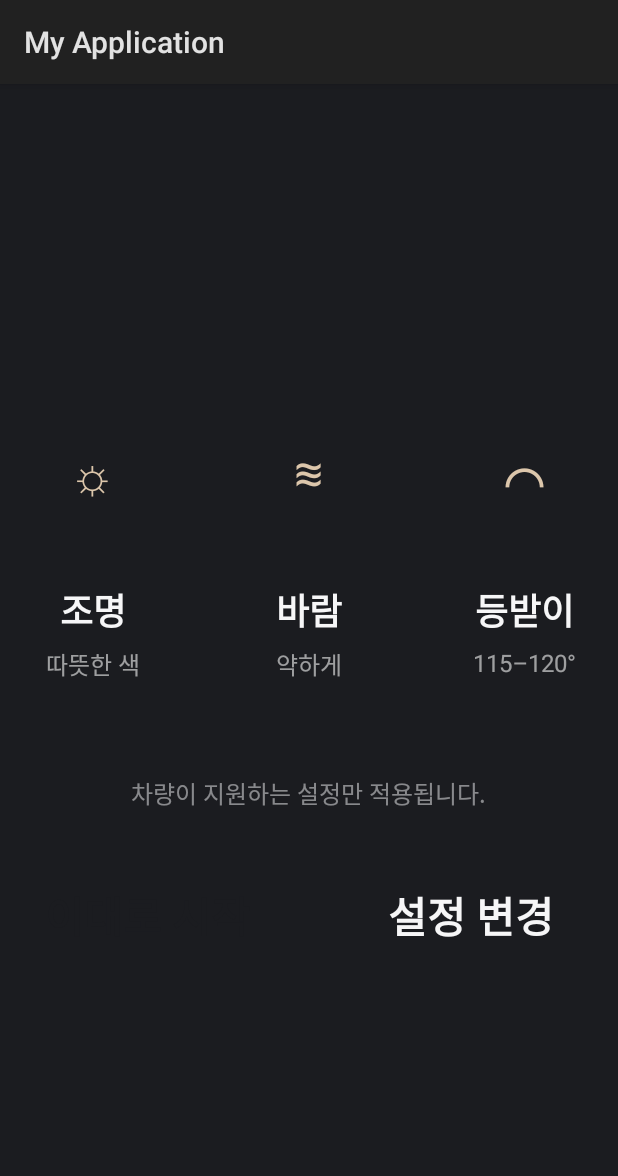
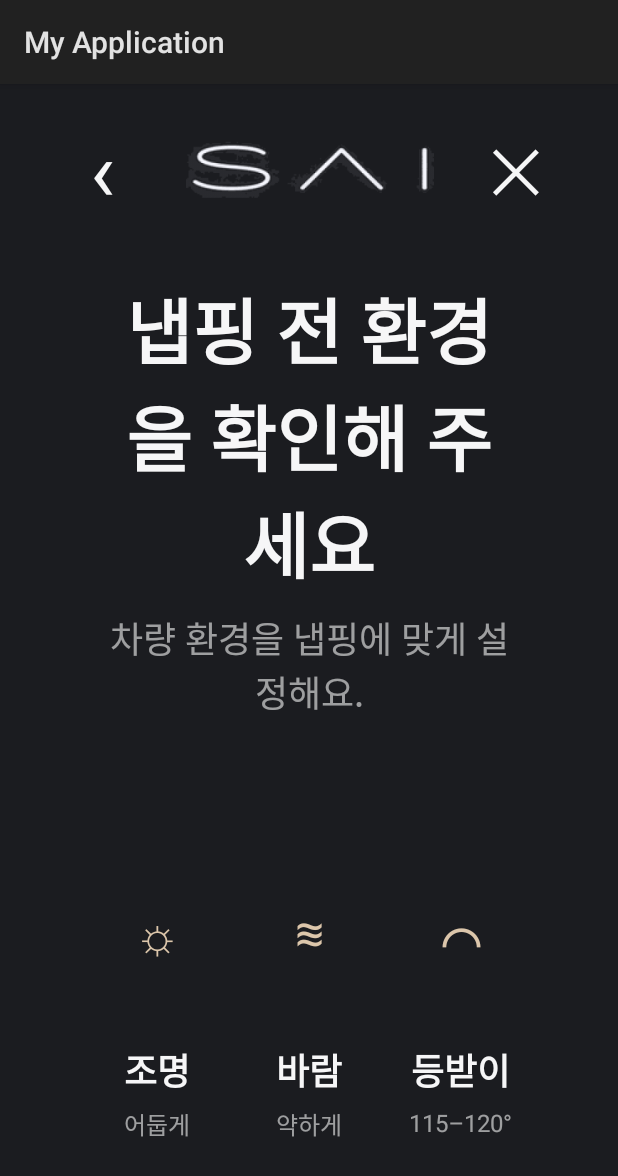
Before and after one commit to yoojinsong-cs/pleos-connect-app, an Android app: the layout activity_napping_setting.xml on its own in the app's theme, with its tools: preview values and no code run, on a phone screen of 412 x 824 dp. Shown: the top 1176 px of the screen. Run offline under Robolectric (Android 15) with nearby library versions, the phone set to English and light mode, and no system bars.

Commit message:
디자인 수정

```diff
--- a/automotive/src/main/res/layout/activity_napping_progress.xml
+++ b/automotive/src/main/res/layout/activity_napping_progress.xml
@@ -88,7 +88,6 @@
             android:text="눈을 감고 편안하게 쉬세요"
             android:textColor="#F6F6F7"
             android:textSize="80sp"
-            android:fontFamily="sans-serif-light"
             android:layout_gravity="center"
             android:gravity="center"
             android:layout_marginTop="10dp"/>
@@ -166,10 +165,8 @@
                     android:layout_height="wrap_content"
                     android:text="00:00"
                     android:textColor="#F6F6F7"
-                    android:textSize="52sp"
-                    android:fontFamily="sans-serif-light"/>
+                    android:textSize="52sp"/>
 
-                <!-- id 추가: 선택한 시간에 맞게 동적으로 바뀜 -->
                 <TextView
                     android:id="@+id/tvTotalTime"
                     android:layout_width="wrap_content"
@@ -217,7 +214,6 @@
                 android:text="0%"
                 android:textColor="#F6F6F7"
                 android:textSize="52sp"
-                android:fontFamily="sans-serif-light"
                 android:layout_marginTop="8dp"/>
 
         </LinearLayout>
--- a/automotive/src/main/res/layout/activity_napping_setting.xml
+++ b/automotive/src/main/res/layout/activity_napping_setting.xml
@@ -1,22 +1,96 @@
 <?xml version="1.0" encoding="utf-8"?>
-<!-- 환경 확인 화면 (친구 mode_relax.xml의 relaxPrepare 그대로) -->
 <LinearLayout xmlns:android="http://schemas.android.com/apk/res/android"
     android:layout_width="match_parent"
     android:layout_height="match_parent"
     android:background="#1B1C20"
-    android:gravity="center"
     android:orientation="vertical">
 
-    <!-- 카드 3개: 조명 · 바람 · 등받이 -->
+    <!-- 상단 바 -->
     <LinearLayout
-        android:id="@+id/relaxCards"
+        android:layout_width="match_parent"
+        android:layout_height="112dp"
+        android:gravity="center_vertical"
+        android:orientation="horizontal"
+        android:paddingHorizontal="28dp">
+
+        <TextView
+            android:id="@+id/tvBack"
+            android:layout_width="80dp"
+            android:layout_height="80dp"
+            android:gravity="center"
+            android:text="‹"
+            android:textColor="#F6F6F7"
+            android:textSize="56sp" />
+
+        <ImageView
+            android:layout_width="wrap_content"
+            android:layout_height="40dp"
+            android:layout_marginStart="16dp"
+            android:adjustViewBounds="true"
+            android:contentDescription="SAI"
+            android:src="@drawable/sai_logo" />
+
+        <View
+            android:layout_width="0dp"
+            android:layout_height="1dp"
+            android:layout_weight="1" />
+
+        <TextView
+            android:id="@+id/btnClose"
+            android:layout_width="80dp"
+            android:layout_height="80dp"
+            android:gravity="center"
+            android:text="✕"
+            android:textColor="#F6F6F7"
+            android:textSize="40sp" />
+    </LinearLayout>
+
+    <!-- 중앙 콘텐츠 -->
+    <LinearLayout
+        android:layout_width="match_parent"
+        android:layout_height="0dp"
+        android:layout_weight="1"
+        android:gravity="center"
+        android:orientation="vertical"
+        android:paddingHorizontal="64dp">
+
+        <TextView
+            android:layout_width="wrap_content"
+            android:layout_height="wrap_content"
+            android:letterSpacing="0.2"
+            android:text="NAPPING · PREPARE"
+            android:textColor="#DCC6AB"
+            android:textSize="22sp"
+            android:textStyle="bold" />
+
+        <TextView
+            android:layout_width="wrap_content"
+            android:layout_height="wrap_content"
+            android:layout_marginTop="12dp"
+            android:gravity="center"
+            android:text="냅핑 전 환경을 확인해 주세요"
+            android:textColor="#F6F6F7"
+            android:textSize="48sp"
+            android:textStyle="bold" />
+
+        <TextView
+            android:layout_width="wrap_content"
+            android:layout_height="wrap_content"
+            android:layout_marginTop="10dp"
+            android:gravity="center"
+            android:text="차량 환경을 냅핑에 맞게 설정해요."
+            android:textColor="#99F6F6F7"
+            android:textSize="24sp" />
+
+        <!-- 카드 3개 -->
+        <LinearLayout
             android:layout_width="match_parent"
             android:layout_height="wrap_content"
+            android:layout_marginTop="48dp"
             android:orientation="horizontal">
 
             <!-- 조명 -->
             <LinearLayout
-            android:id="@+id/relaxLightCard"
                 android:layout_width="0dp"
                 android:layout_height="wrap_content"
                 android:layout_weight="1"
@@ -25,7 +99,6 @@
                 android:paddingVertical="40dp">
 
                 <TextView
-                android:id="@+id/relaxLightIcon"
                     android:layout_width="110dp"
                     android:layout_height="110dp"
                     android:gravity="center"
@@ -43,18 +116,16 @@
                     android:textStyle="bold" />
 
                 <TextView
-                android:id="@+id/relaxLightSub"
                     android:layout_width="wrap_content"
                     android:layout_height="wrap_content"
                     android:layout_marginTop="6dp"
-                android:text="따뜻한 색"
+                    android:text="어둡게"
                     android:textColor="#99F6F6F7"
                     android:textSize="16sp" />
             </LinearLayout>
 
             <!-- 바람 -->
             <LinearLayout
-            android:id="@+id/relaxAirCard"
                 android:layout_width="0dp"
                 android:layout_height="wrap_content"
                 android:layout_marginStart="20dp"
@@ -64,7 +135,6 @@
                 android:paddingVertical="40dp">
 
                 <TextView
-                android:id="@+id/relaxAirIcon"
                     android:layout_width="110dp"
                     android:layout_height="110dp"
                     android:gravity="center"
@@ -82,7 +152,6 @@
                     android:textStyle="bold" />
 
                 <TextView
-                android:id="@+id/relaxAirSub"
                     android:layout_width="wrap_content"
                     android:layout_height="wrap_content"
                     android:layout_marginTop="6dp"
@@ -93,7 +162,6 @@
 
             <!-- 등받이 -->
             <LinearLayout
-            android:id="@+id/relaxSeatCard"
                 android:layout_width="0dp"
                 android:layout_height="wrap_content"
                 android:layout_marginStart="20dp"
@@ -103,7 +171,6 @@
                 android:paddingVertical="40dp">
 
                 <TextView
-                android:id="@+id/relaxSeatIcon"
                     android:layout_width="110dp"
                     android:layout_height="110dp"
                     android:gravity="center"
@@ -121,7 +188,6 @@
                     android:textStyle="bold" />
 
                 <TextView
-                android:id="@+id/relaxSeatSub"
                     android:layout_width="wrap_content"
                     android:layout_height="wrap_content"
                     android:layout_marginTop="6dp"
@@ -131,205 +197,42 @@
             </LinearLayout>
         </LinearLayout>
 
-    <!-- 설정 변경 눌렀을 때 나오는 패널 (기본 숨김) -->
-    <LinearLayout
-        android:id="@+id/relaxSettings"
-        android:layout_width="match_parent"
+        <TextView
+            android:layout_width="wrap_content"
             android:layout_height="wrap_content"
-        android:orientation="vertical"
-        android:paddingHorizontal="28dp"
-        android:paddingTop="10dp"
-        android:paddingBottom="24dp"
-        android:visibility="gone">
+            android:layout_marginTop="16dp"
+            android:text="차량이 지원하는 설정만 적용됩니다."
+            android:textColor="#80F6F6F7"
+            android:textSize="18sp" />
 
-        <!-- 조명 -->
+        <!-- 버튼 2개 -->
         <LinearLayout
             android:layout_width="match_parent"
             android:layout_height="wrap_content"
-            android:layout_marginTop="14dp"
-            android:gravity="center_vertical"
+            android:layout_marginTop="36dp"
             android:orientation="horizontal">
 
-            <TextView
-                android:layout_width="160dp"
-                android:layout_height="wrap_content"
-                android:text="조명"
-                android:textColor="#F6F6F7"
-                android:textSize="22sp"
+            <Button
+                android:id="@+id/btnStart"
+                android:layout_width="0dp"
+                android:layout_height="96dp"
+                android:layout_weight="2"
+                android:backgroundTint="#DCC6AB"
+                android:text="이 설정으로 시작하기"
+                android:textColor="#1B1C20"
+                android:textSize="26sp"
                 android:textStyle="bold" />
 
-            <LinearLayout
-                android:id="@+id/relaxLightChoices"
+            <Button
+                android:id="@+id/btnCustom"
                 android:layout_width="0dp"
-                android:layout_height="wrap_content"
+                android:layout_height="96dp"
+                android:layout_marginStart="16dp"
                 android:layout_weight="1"
-                android:orientation="horizontal" />
-        </LinearLayout>
-
-        <!-- 바람 -->
-        <LinearLayout
-            android:layout_width="match_parent"
-            android:layout_height="wrap_content"
-            android:layout_marginTop="14dp"
-            android:gravity="center_vertical"
-            android:orientation="horizontal">
-
-            <TextView
-                android:layout_width="160dp"
-                android:layout_height="wrap_content"
-                android:text="바람"
+                android:backgroundTint="#27292E"
+                android:text="직접 조절하기"
                 android:textColor="#F6F6F7"
-                android:textSize="22sp"
-                android:textStyle="bold" />
-
-            <LinearLayout
-                android:id="@+id/relaxAirChoices"
-                android:layout_width="0dp"
-                android:layout_height="wrap_content"
-                android:layout_weight="1"
-                android:orientation="horizontal" />
-        </LinearLayout>
-
-        <!-- 등받이 -->
-        <LinearLayout
-            android:layout_width="match_parent"
-            android:layout_height="wrap_content"
-            android:layout_marginTop="14dp"
-            android:gravity="center_vertical"
-            android:orientation="horizontal">
-
-            <TextView
-                android:layout_width="160dp"
-                android:layout_height="wrap_content"
-                android:text="등받이"
-                android:textColor="#F6F6F7"
-                android:textSize="22sp"
-                android:textStyle="bold" />
-
-            <TextView
-                android:id="@+id/relaxSeatLabel"
-                android:layout_width="120dp"
-                android:layout_height="wrap_content"
-                android:text="118°"
-                android:textColor="#DCC6AB"
-                android:textSize="22sp" />
-
-            <SeekBar
-                android:id="@+id/relaxSeatSeek"
-                android:layout_width="0dp"
-                android:layout_height="48dp"
-                android:layout_weight="1"
-                android:progressTint="#DCC6AB"
-                android:thumbTint="#DCC6AB" />
-        </LinearLayout>
-
-        <!-- 온도 -->
-        <LinearLayout
-            android:layout_width="match_parent"
-            android:layout_height="wrap_content"
-            android:layout_marginTop="14dp"
-            android:gravity="center_vertical"
-            android:orientation="horizontal">
-
-            <TextView
-                android:layout_width="160dp"
-                android:layout_height="wrap_content"
-                android:text="온도"
-                android:textColor="#F6F6F7"
-                android:textSize="22sp"
-                android:textStyle="bold" />
-
-            <TextView
-                android:id="@+id/relaxTempLabel"
-                android:layout_width="120dp"
-                android:layout_height="wrap_content"
-                android:text="24.0°C"
-                android:textColor="#DCC6AB"
-                android:textSize="22sp" />
-
-            <SeekBar
-                android:id="@+id/relaxTempSeek"
-                android:layout_width="0dp"
-                android:layout_height="48dp"
-                android:layout_weight="1"
-                android:progressTint="#DCC6AB"
-                android:thumbTint="#DCC6AB" />
-        </LinearLayout>
-
-        <!-- 소리 -->
-        <LinearLayout
-            android:layout_width="match_parent"
-            android:layout_height="wrap_content"
-            android:layout_marginTop="14dp"
-            android:gravity="center_vertical"
-            android:orientation="horizontal">
-
-            <TextView
-                android:layout_width="160dp"
-                android:layout_height="wrap_content"
-                android:text="소리"
-                android:textColor="#F6F6F7"
-                android:textSize="22sp"
-                android:textStyle="bold" />
-
-            <TextView
-                android:id="@+id/relaxVolumeLabel"
-                android:layout_width="120dp"
-                android:layout_height="wrap_content"
-                android:text="70%"
-                android:textColor="#DCC6AB"
-                android:textSize="22sp" />
-
-            <SeekBar
-                android:id="@+id/relaxVolumeSeek"
-                android:layout_width="0dp"
-                android:layout_height="48dp"
-                android:layout_weight="1"
-                android:progressTint="#DCC6AB"
-                android:thumbTint="#DCC6AB" />
+                android:textSize="26sp" />
         </LinearLayout>
     </LinearLayout>
-
-    <!-- 안내 문구 -->
-    <TextView
-        android:id="@+id/relaxNote"
-        android:layout_width="wrap_content"
-        android:layout_height="wrap_content"
-        android:layout_marginTop="22dp"
-        android:text="차량이 지원하는 설정만 적용됩니다."
-        android:textColor="#80F6F6F7"
-        android:textSize="16sp" />
-
-    <!-- 버튼 2개 -->
-    <LinearLayout
-        android:id="@+id/relaxButtons"
-        android:layout_width="match_parent"
-        android:layout_height="wrap_content"
-        android:layout_marginTop="22dp"
-        android:orientation="horizontal">
-
-        <TextView
-            android:id="@+id/relaxStart"
-            android:layout_width="0dp"
-            android:layout_height="96dp"
-            android:layout_weight="1"
-            android:gravity="center"
-            android:text="이대로 시작"
-            android:textColor="#1B1C20"
-            android:textSize="28sp"
-            android:textStyle="bold" />
-
-        <TextView
-            android:id="@+id/relaxChange"
-            android:layout_width="0dp"
-            android:layout_height="96dp"
-            android:layout_marginStart="20dp"
-            android:layout_weight="1"
-            android:gravity="center"
-            android:text="설정 변경"
-            android:textColor="#F6F6F7"
-            android:textSize="28sp"
-            android:textStyle="bold" />
 </LinearLayout>
-
-</LinearLayout>
--- a/automotive/src/main/res/layout/activity_napping_time_select.xml
+++ b/automotive/src/main/res/layout/activity_napping_time_select.xml
@@ -67,7 +67,6 @@
             android:text="얼마나 쉬실 건가요?"
             android:textColor="#F6F6F7"
             android:textSize="64sp"
-            android:fontFamily="sans-serif-light"
             android:layout_gravity="center"
             android:layout_marginBottom="16dp"/>
 
@@ -108,8 +107,7 @@
                         android:layout_height="wrap_content"
                         android:text="10"
                         android:textColor="#F6F6F7"
-                        android:textSize="72sp"
-                        android:fontFamily="sans-serif-light"/>
+                        android:textSize="72sp"/>
                     <TextView
                         android:layout_width="wrap_content"
                         android:layout_height="wrap_content"
@@ -133,8 +131,7 @@
                         android:layout_height="wrap_content"
                         android:text="15"
                         android:textColor="#F6F6F7"
-                        android:textSize="72sp"
-                        android:fontFamily="sans-serif-light"/>
+                        android:textSize="72sp"/>
                     <TextView
                         android:layout_width="wrap_content"
                         android:layout_height="wrap_content"
@@ -166,8 +163,7 @@
                         android:layout_height="wrap_content"
                         android:text="20"
                         android:textColor="#F6F6F7"
-                        android:textSize="72sp"
-                        android:fontFamily="sans-serif-light"/>
+                        android:textSize="72sp"/>
                     <TextView
                         android:layout_width="wrap_content"
                         android:layout_height="wrap_content"
@@ -191,8 +187,7 @@
                         android:layout_height="wrap_content"
                         android:text="30"
                         android:textColor="#F6F6F7"
-                        android:textSize="72sp"
-                        android:fontFamily="sans-serif-light"/>
+                        android:textSize="72sp"/>
                     <TextView
                         android:layout_width="wrap_content"
                         android:layout_height="wrap_content"
@@ -214,7 +209,7 @@
         android:orientation="vertical"
         android:gravity="center"
         android:paddingTop="40dp"
-        android:paddingBottom="00dp">
+        android:paddingBottom="80dp">
 
         <Button
             android:id="@+id/btnStart"
```
Lines whose indentation alone changed are shown as unchanged.
